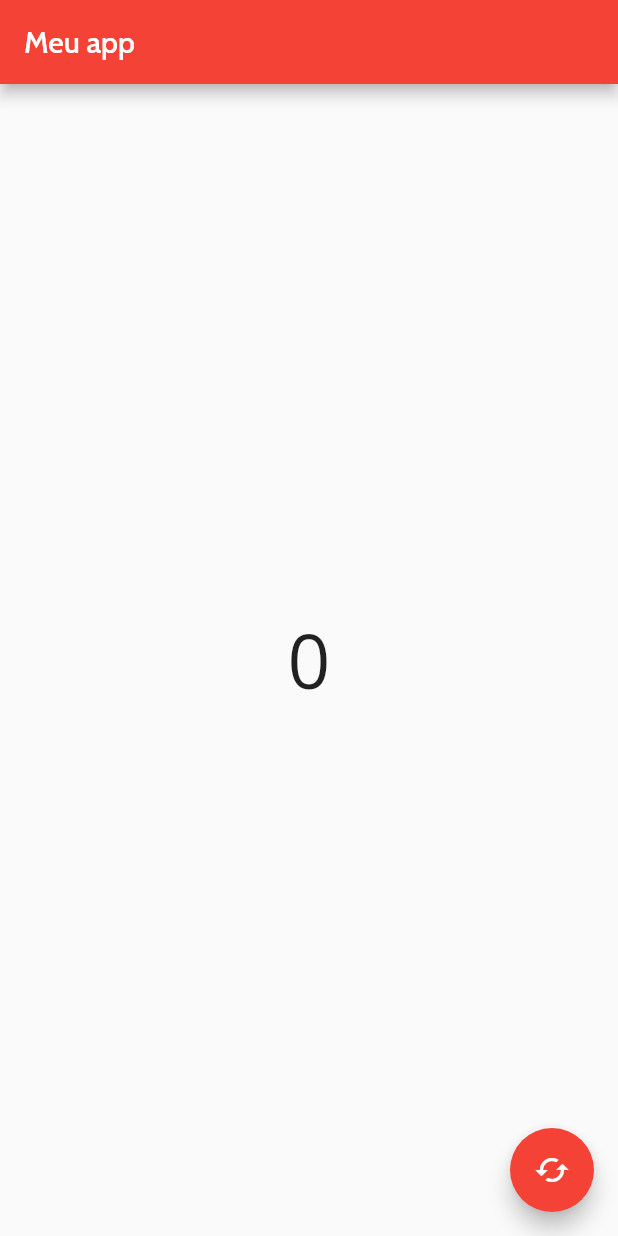
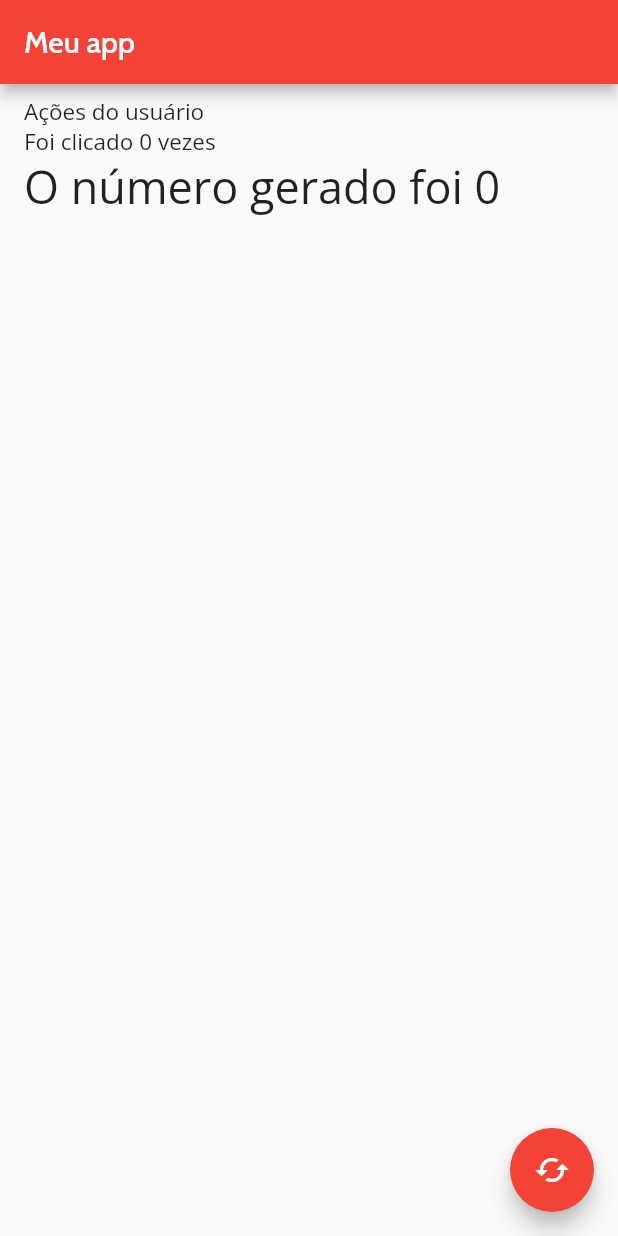
Before and after one commit to julianasalafia/BootcampSantander, a Flutter app: the screen it shows after launch, on a phone screen of 412 x 824 dp. Run offline on Flutter 3.47's test engine with Material 2 defaults, Android fonts, the phone set to English and light mode, and no system bars; our stand-ins replace font_awesome_flutter, google_fonts.

Commit message:
feat: apresentando column

```diff
--- a/2_modulo/trilhaapp/lib/pages/home_page.dart
+++ b/2_modulo/trilhaapp/lib/pages/home_page.dart
@@ -11,6 +11,7 @@ class HomePage extends StatefulWidget {
 
 class _HomePageState extends State<HomePage> {
   var numeroGerado = 0;
+  var quantidadeCliques = 0;
 
   @override
   Widget build(BuildContext context) {
@@ -21,15 +22,33 @@ class _HomePageState extends State<HomePage> {
           style: GoogleFonts.cabin(),
         ),
       ),
-      body: Center(
-          child: Text(
-        numeroGerado.toString(),
-        style: const TextStyle(fontSize: 50),
-      )),
+      body: Container(
+        margin: const EdgeInsets.fromLTRB(16, 8, 16, 8),
+        width: double.infinity,
+        child: Column(
+          crossAxisAlignment: CrossAxisAlignment.start,
+          mainAxisAlignment: MainAxisAlignment.start,
+          children: [
+            Text(
+              'Ações do usuário',
+              style: const TextStyle(fontSize: 15),
+            ),
+            Text(
+              'Foi clicado $quantidadeCliques vezes',
+              style: const TextStyle(fontSize: 15),
+            ),
+            Text(
+              'O número gerado foi $numeroGerado',
+              style: const TextStyle(fontSize: 30),
+            ),
+          ],
+        ),
+      ),
       floatingActionButton: FloatingActionButton(
         child: const Icon(Icons.cached),
         onPressed: () {
           setState(() {
+            quantidadeCliques++;
             numeroGerado =
                 GeradorNumeroAleatorioService.gerarNumeroAleatorio(1000);
           });
```
